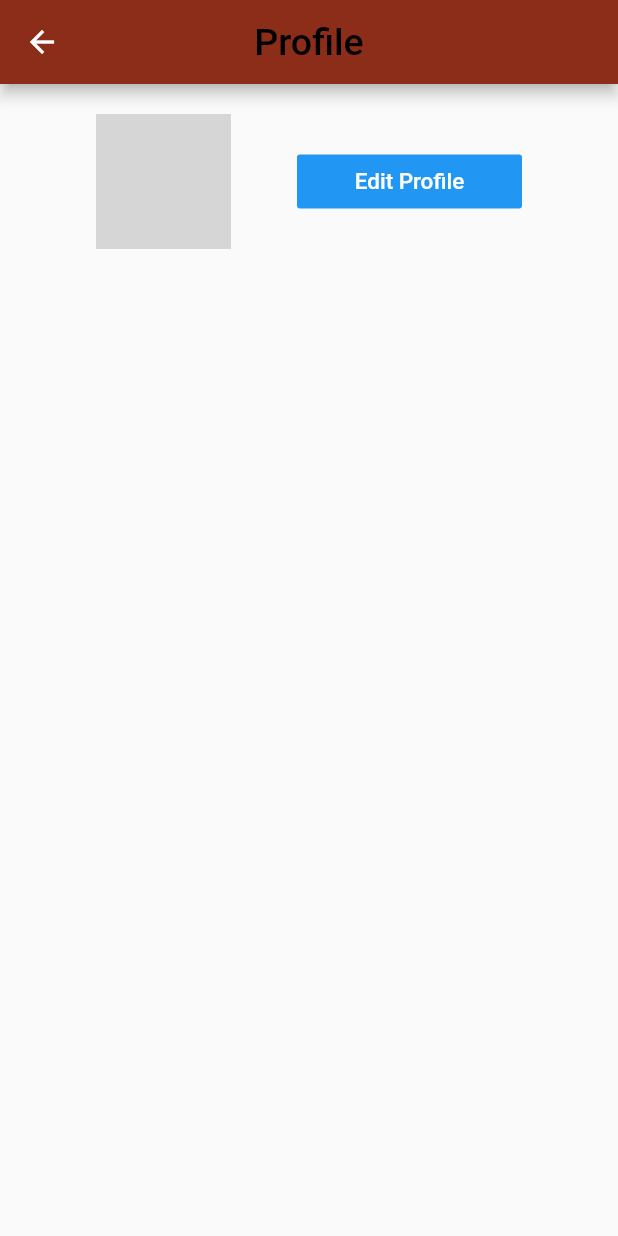
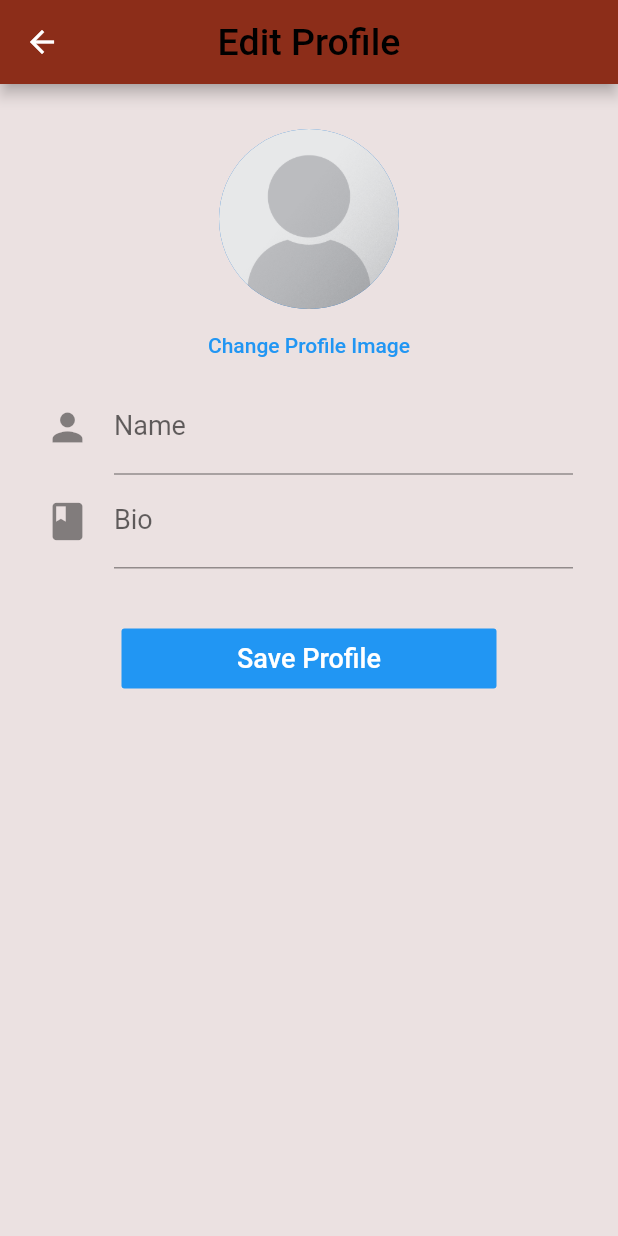
Before and after one commit to softeng-feup/open-cx-one-word, a Flutter app: the ProfilePage screen opened directly, after a tap on "Edit Profile", on a phone screen of 412 x 824 dp. Run offline on Flutter 3.47's test engine with Material 2 defaults, Android fonts, the phone set to English and light mode, and no system bars; our stand-ins replace cached_network_image, cloud_firestore, email_validator, firebase_auth, firebase_storage, flutter_image_compress and 2 more; accounts and stored records are empty; grey boxes are pictures that could not be loaded.

Commit message:
userProfile donw

```diff
--- /dev/null
+++ b/my_conference/lib/pages/editProfilePage.dart
@@ -0,0 +1,181 @@
+import 'dart:core';
+import 'dart:io';
+
+import 'package:cached_network_image/cached_network_image.dart';
+import 'package:flutter/material.dart';
+import 'package:image_picker/image_picker.dart';
+import 'package:my_conference/models/userModel.dart';
+import 'package:my_conference/services/databaseService.dart';
+import 'package:my_conference/services/storageService.dart';
+
+class EditProfilePage extends StatefulWidget {
+
+  final User user;
+  EditProfilePage({this.user});
+
+  @override
+  _EditProfilePageState createState() => _EditProfilePageState();
+}
+
+class _EditProfilePageState extends State<EditProfilePage> {
+
+  final _formKey = GlobalKey<FormState>();
+  String _name = '';
+  String _bio = '';
+  File _profileImage;
+  bool _isLoading = false;
+
+  @override
+  initState(){
+    super.initState();
+    _name = widget.user.name;
+    _bio = widget.user.bio;
+  }
+
+  _handleImageFromGallery() async{
+    File imageFile = await ImagePicker.pickImage(source: ImageSource.gallery);
+    if(imageFile != null){
+      setState(() {
+        _profileImage = imageFile;
+      });
+    }
+  }
+
+  _displayProfileImage(){
+    if(_profileImage == null){
+      if(widget.user.profileImgUrl.isEmpty){
+        return AssetImage('assets/images/profile_placeholder.png');
+      }
+      else{
+        return CachedNetworkImageProvider(widget.user.profileImgUrl);
+      }
+    }
+    else{
+      return FileImage(_profileImage);
+    }
+  }
+
+  _submit() async{
+    if(_formKey.currentState.validate()){
+      _formKey.currentState.save();
+      setState(() {
+        _isLoading = true;
+      });
+
+      String _profileImgUrl = '';
+
+      if(_profileImage == null){
+        _profileImgUrl = widget.user.profileImgUrl;
+      }
+      else{
+        _profileImgUrl = await StorageService.uploadUserProfileImg(widget.user.profileImgUrl, _profileImage);
+      }
+
+      User user = User(
+        id: widget.user.id,
+        name: _name,
+        profileImgUrl: _profileImgUrl,
+        bio: _bio,
+      );
+
+      //DB UPDATE
+      DatabaseService.updateUser(user);
+      Navigator.pop(context);
+    }
+
+  }
+
+  @override
+  Widget build(BuildContext context) {
+    return Scaffold(
+      backgroundColor: Color(0xFFEBE1E1),
+      appBar: AppBar(
+        backgroundColor: Color(0xFF8C2D19),
+        title: Text(
+          'Edit Profile',
+          style: TextStyle(
+            color: Colors.black,
+            fontSize: 25,
+          ),
+        ),
+        centerTitle: true,
+      ),
+      body: GestureDetector(
+        onTap: () => FocusScope.of(context).unfocus(),
+        child: ListView(
+          children: <Widget>[
+            _isLoading
+              ? LinearProgressIndicator(
+                backgroundColor: Colors.blue[200],
+                valueColor: AlwaysStoppedAnimation(Colors.blue)
+                )
+              : SizedBox.shrink(),
+            Padding(
+              padding: EdgeInsets.all(30.0),
+              child: Form(
+                key: _formKey,
+                child: Column(
+                  children: <Widget>[
+                    CircleAvatar(radius:60,
+                    backgroundImage: _displayProfileImage(),
+                    ),
+                    FlatButton(
+                      onPressed: () => _handleImageFromGallery(),
+                      child: Text('Change Profile Image', style: TextStyle(color: Colors.blue),),
+                    ),
+                    TextFormField(
+                      initialValue: _name,
+                      style: TextStyle(fontSize:  18.0),
+                      decoration: InputDecoration(
+                        icon: Icon(
+                          Icons.person,
+                           size: 30
+                          ),
+                          labelText: 'Name'
+                      ),
+                      validator: (input) => input.trim().length < 1
+                        ? 'Please enter a valid name'
+                        : null,
+                      onSaved: (input) => _name = input,
+                    ),
+                    TextFormField(
+                      initialValue: _bio,
+                      style: TextStyle(fontSize:  18.0),
+                      decoration: InputDecoration(
+                        icon: Icon(
+                          Icons.book,
+                           size: 30
+                          ),
+                          labelText: 'Bio'
+                      ),
+                      validator: (input) => input.trim().length > 150
+                        ? 'Please enter a bio less than 150 characters'
+                        : null,
+                      onSaved: (input) => _bio = input,
+                    ),
+                    Container(
+                      margin: EdgeInsets.all(40),
+                      height: 40.0,
+                      width: 250,
+                      child: FlatButton(
+                        onPressed: _submit,
+                        color: Colors.blue,
+                        textColor: Colors.white,
+                        child: Text(
+                          'Save Profile',
+                          style: TextStyle(
+                            fontSize: 18
+                          ),
+                        ),
+                        ),
+                    )
+                  ],
+                )
+                ),
+            ),
+          ]
+          ),
+      ),
+    );
+  }
+}
--- a/my_conference/lib/pages/profilePage.dart
+++ b/my_conference/lib/pages/profilePage.dart
@@ -3,6 +3,7 @@ import 'package:cloud_firestore/cloud_firestore.dart';
 import 'package:flutter/material.dart';
 import 'package:my_conference/models/postModel.dart';
 import 'package:my_conference/models/userModel.dart';
+import 'package:my_conference/pages/editProfilePage.dart';
 import 'package:my_conference/services/databaseService.dart';
 import 'package:my_conference/utilities/vars.dart';
 
@@ -43,15 +44,19 @@ class _ProfilePageState extends State<ProfilePage> {
           children: <Widget>[
             CircleAvatar(
               radius: 45,
-              backgroundImage: NetworkImage(
-                  'https://byuc.files.wordpress.com/2012/07/avat-2.jpg'),
+              backgroundImage: user.profileImgUrl.isEmpty ? AssetImage('assets/images/profile_placeholder.png') : CachedNetworkImageProvider(user.profileImgUrl),
             ),
             Column(
               children: <Widget>[
                 Container(
                   width: 150,
                   child: FlatButton(
-                    onPressed: () => print('Edit Profile button Pressed'),
+                    onPressed: () => Navigator.push(
+                      context,
+                      MaterialPageRoute(
+                        builder: (_) => EditProfilePage(user: user),
+                      )
+                    ),
                     color: Colors.blue,
                     textColor: Colors.white,
                     child: Text(
--- a/my_conference/lib/services/databaseService.dart
+++ b/my_conference/lib/services/databaseService.dart
@@ -1,5 +1,6 @@
 import 'package:cloud_firestore/cloud_firestore.dart';
 import 'package:my_conference/models/postModel.dart';
+import 'package:my_conference/models/userModel.dart';
 import 'package:my_conference/utilities/vars.dart';
 
 class DatabaseService{
@@ -33,4 +34,12 @@ class DatabaseService{
     Future<QuerySnapshot> snapshots = usersRef.where('name', isGreaterThanOrEqualTo: name).where('name', isLessThan: name + 'z').getDocuments();
     return snapshots;
   }
+
+  static void updateUser(User user){
+    usersRef.document(user.id).updateData({
+      'name': user.name,
+      'profileImgUrl': user.profileImgUrl,
+      'bio': user.bio,
+    });
+  }
 }
--- a/my_conference/lib/services/storageService.dart
+++ b/my_conference/lib/services/storageService.dart
@@ -32,4 +32,22 @@ class StorageService{
     String downloadUrl = await storageSnapshot.ref.getDownloadURL();
     return downloadUrl;
   }
+
+  static Future<String> uploadUserProfileImg(String url, File ImageFile) async{
+    String photoId= Uuid().v4();
+    File img = await compressImage(photoId, ImageFile);
+
+    if(url.isNotEmpty){
+      //update image
+      RegExp exp = RegExp(r'userProfile_(.*).jpg');
+      photoId = exp.firstMatch(url)[1];
+      //print(photoId);
+    }
+
+
+    StorageUploadTask uploadTask = storageRef.child('images/users/userProfile_$photoId.jpg').putFile(img);
+    StorageTaskSnapshot storageSnap = await uploadTask.onComplete;
+    String downloadUrl = await storageSnap.ref.getDownloadURL();
+    return downloadUrl;
+  }
 }
--- a/my_conference/pubspec.yaml
+++ b/my_conference/pubspec.yaml
@@ -65,9 +65,10 @@ flutter:
   uses-material-design: true
 
   # To add assets to your application, add an assets section, like this:
-  # assets:
+  assets:
   #  - images/a_dot_burr.jpeg
   #  - images/a_dot_ham.jpeg
+     - assets/images/
 
   # An image asset can refer to one or more resolution-specific "variants", see
   # https://flutter.dev/assets-and-images/#resolution-aware.
```
Also changed, not shown: my_conference/assets/images/profile_placeholder.png (added), 1 other file.
